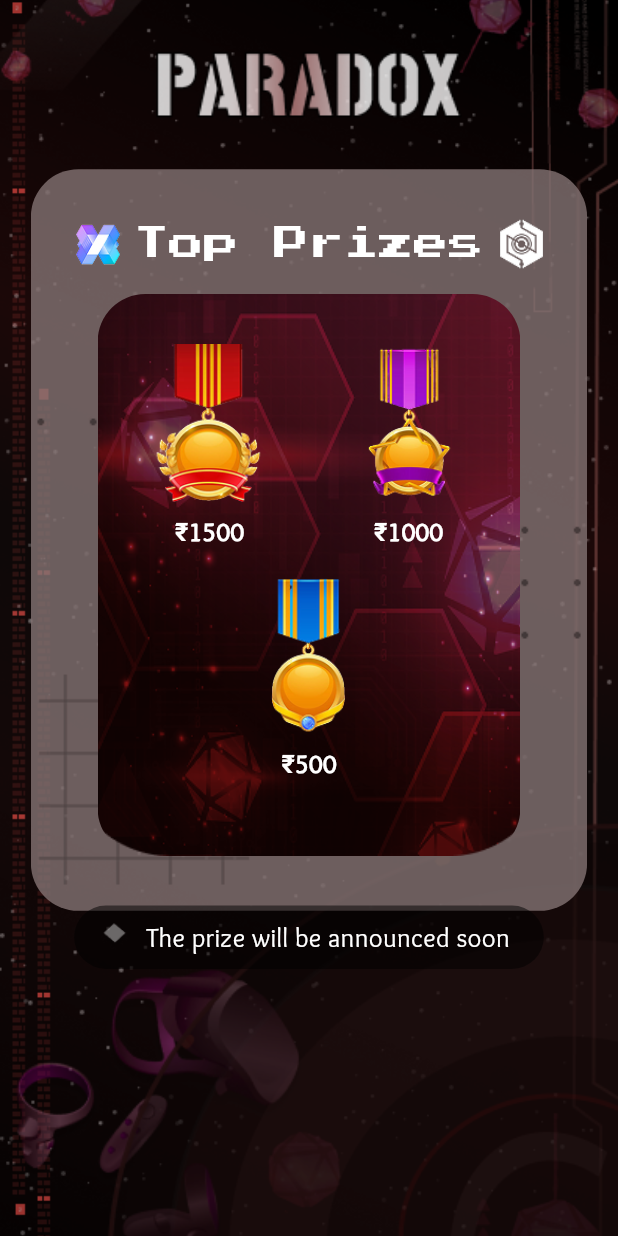
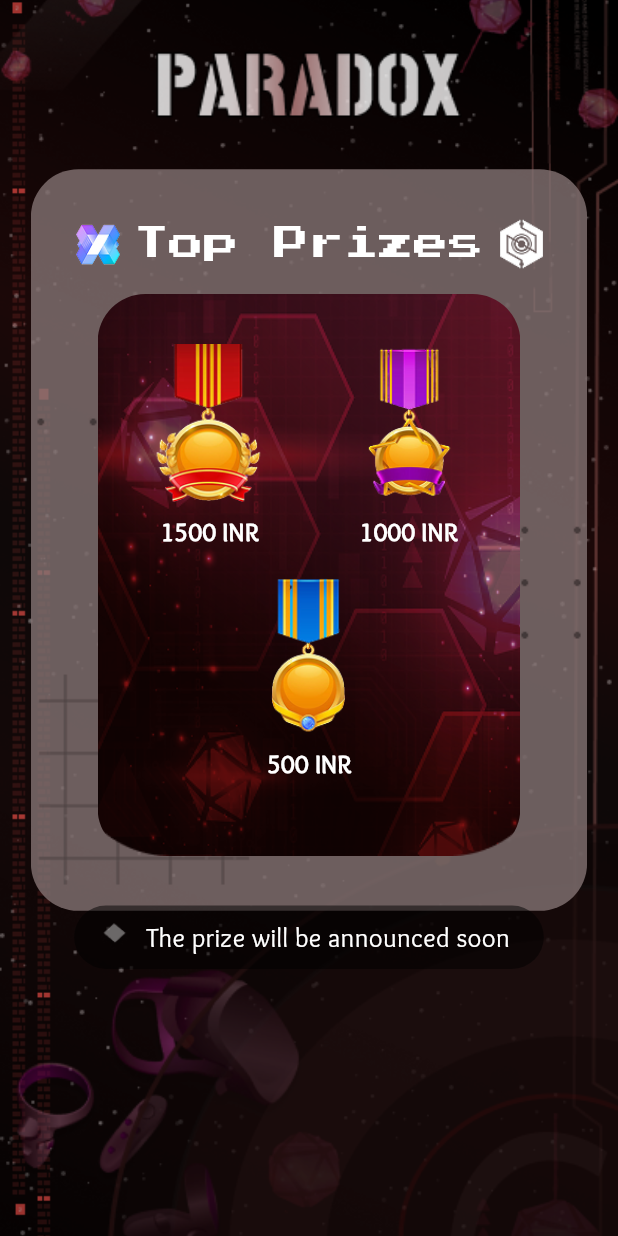
Before and after one commit to Teamexe/Paradox-2025, a Flutter app: the PrizesScreen screen opened directly, on a phone screen of 412 x 824 dp. Run offline on Flutter 3.47's test engine with Material 3 defaults, Android fonts, the phone set to English and light mode, and no system bars; our stand-ins replace confetti, flutter_secure_storage; accounts and stored records are empty.

Commit message:
prize screen

```diff
--- a/paradox_25/lib/screens/prizes_screen.dart
+++ b/paradox_25/lib/screens/prizes_screen.dart
@@ -131,21 +131,21 @@ class PrizesScreen extends StatelessWidget {
                                         children: [
                                           _buildPrize(
                                             'assets/images/cash_prize.png',
-                                            '₹1500',
+                                            '1500 INR',
                                             scale,
                                             screenWidth,
                                             screenHeight,
                                           ),
                                           _buildPrize(
                                             'assets/images/speaker.png',
-                                            '₹1000',
+                                            '1000 INR',
                                             scale,
                                             screenWidth,
                                             screenHeight,
                                           ),
                                           _buildPrize(
                                             'assets/images/watch.png',
-                                            '₹500',
+                                            '500 INR',
                                             scale,
                                             screenWidth,
                                             screenHeight,
```
